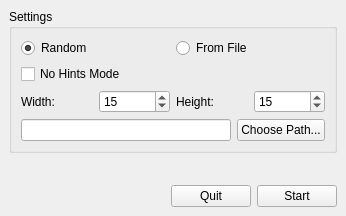
First picture: the form in src/f_qtmainwindow.ui, repository schuay/picmi-legacy, before the edit.
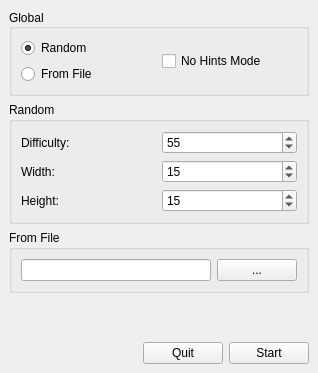
Second picture: the form after the edit. Icons and pictures are not drawn.

Commit message:
reorganized qt window layout, added difficulty to gui, added icons
icons point to static path /usr/share/tuxpicross/gfx for now

Diff of the .ui file:
```diff
--- a/src/f_qtmainwindow.ui
+++ b/src/f_qtmainwindow.ui
@@ -6,10 +6,16 @@
    <rect>
     <x>0</x>
     <y>0</y>
-    <width>346</width>
-    <height>216</height>
+    <width>318</width>
+    <height>373</height>
    </rect>
   </property>
+  <property name="maximumSize">
+   <size>
+    <width>318</width>
+    <height>373</height>
+   </size>
+  </property>
   <property name="windowTitle">
    <string>Tux Picross</string>
   </property>
@@ -18,20 +24,23 @@
     <normaloff>../gfx/icon.png</normaloff>../gfx/icon.png</iconset>
   </property>
   <widget class="QWidget" name="centralwidget">
-   <layout class="QHBoxLayout" name="horizontalLayout_4">
+   <layout class="QHBoxLayout" name="horizontalLayout_7">
     <item>
      <layout class="QVBoxLayout" name="verticalLayout_2">
       <item>
        <widget class="QGroupBox" name="groupBox">
         <property name="title">
-         <string>Settings</string>
+         <string>Global</string>
         </property>
+        <property name="alignment">
+         <set>Qt::AlignLeading|Qt::AlignLeft|Qt::AlignVCenter</set>
+        </property>
+        <layout class="QHBoxLayout" name="horizontalLayout_3">
+         <item>
         <layout class="QHBoxLayout" name="horizontalLayout_2">
          <item>
           <layout class="QVBoxLayout" name="verticalLayout">
            <item>
-            <layout class="QHBoxLayout" name="horizontalLayout_3">
-             <item>
               <widget class="QRadioButton" name="rbPuzTypeRandom">
                <property name="text">
                 <string>Random</string>
@@ -57,29 +66,44 @@
              </property>
             </widget>
            </item>
+          </layout>
+         </item>
+        </layout>
+       </widget>
+      </item>
+      <item>
+       <widget class="QGroupBox" name="groupBox_2">
+        <property name="title">
+         <string>Random</string>
+        </property>
+        <layout class="QHBoxLayout" name="horizontalLayout_4">
            <item>
             <layout class="QGridLayout" name="gridLayout">
              <item row="0" column="0">
+            <widget class="QLabel" name="lDifficulty">
+             <property name="text">
+              <string>Difficulty:</string>
+             </property>
+            </widget>
+           </item>
+           <item row="0" column="1">
+            <widget class="QSpinBox" name="sbDifficulty">
+             <property name="minimum">
+              <number>1</number>
+             </property>
+             <property name="value">
+              <number>55</number>
+             </property>
+            </widget>
+           </item>
+           <item row="1" column="0">
               <widget class="QLabel" name="label">
                <property name="text">
                 <string>Width:</string>
                </property>
               </widget>
              </item>
-             <item row="0" column="4">
-              <widget class="QSpinBox" name="sbWidth">
-               <property name="minimum">
-                <number>5</number>
-               </property>
-               <property name="maximum">
-                <number>40</number>
-               </property>
-               <property name="value">
-                <number>15</number>
-               </property>
-              </widget>
-             </item>
-             <item row="0" column="1">
+           <item row="1" column="1">
               <widget class="QSpinBox" name="sbHeight">
                <property name="minimum">
                 <number>5</number>
@@ -92,28 +116,48 @@
                </property>
               </widget>
              </item>
-             <item row="0" column="2">
+           <item row="2" column="0">
               <widget class="QLabel" name="label_2">
                <property name="text">
                 <string>Height:</string>
                </property>
               </widget>
              </item>
-            </layout>
-           </item>
+           <item row="2" column="1">
+            <widget class="QSpinBox" name="sbWidth">
+             <property name="minimum">
+              <number>5</number>
+             </property>
+             <property name="maximum">
+              <number>40</number>
+             </property>
+             <property name="value">
+              <number>15</number>
+             </property>
+            </widget>
+           </item>
+          </layout>
+         </item>
+        </layout>
+       </widget>
+      </item>
            <item>
-            <layout class="QGridLayout" name="gridLayout_3">
-             <item row="0" column="0">
+       <widget class="QGroupBox" name="groupBox_3">
+        <property name="title">
+         <string>From File</string>
+        </property>
+        <layout class="QHBoxLayout" name="horizontalLayout_6">
+         <item>
+          <layout class="QHBoxLayout" name="horizontalLayout_5">
+           <item>
               <widget class="QLineEdit" name="lePath"/>
              </item>
-             <item row="0" column="1">
-              <widget class="QPushButton" name="bChoosePath">
+           <item>
+            <widget class="QPushButton" name="bBrowse">
                <property name="text">
-                <string>Choose Path...</string>
-               </property>
-              </widget>
-             </item>
-            </layout>
+              <string>...</string>
+             </property>
+            </widget>
            </item>
           </layout>
          </item>
@@ -160,6 +204,16 @@
           <property name="text">
            <string>Start</string>
           </property>
+          <property name="icon">
+           <iconset>
+            <normaloff>../../../../usr/share/tuxpicross/gfx/icon.png</normaloff>../../../../usr/share/tuxpicross/gfx/icon.png</iconset>
+          </property>
+          <property name="iconSize">
+           <size>
+            <width>24</width>
+            <height>24</height>
+           </size>
+          </property>
          </widget>
         </item>
        </layout>
```
Left out of the diff: 6 changed lines with no effect on the pictures. Lines whose indentation alone changed are shown as unchanged. The commit also changes 2 other files.
